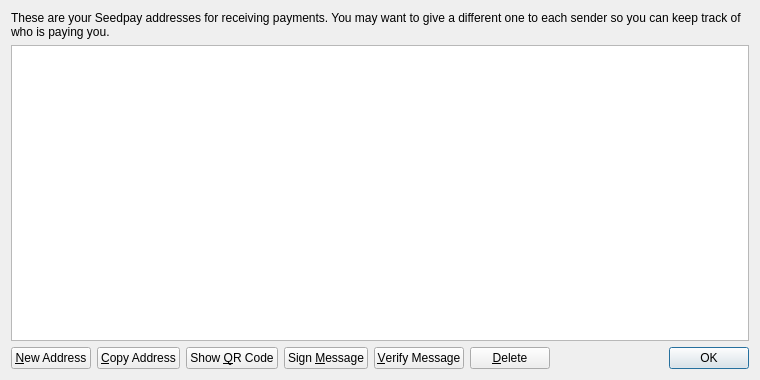
Old version of the form src/qt/forms/addressbookpage.ui in the repository waffle-iron/Seedpay.
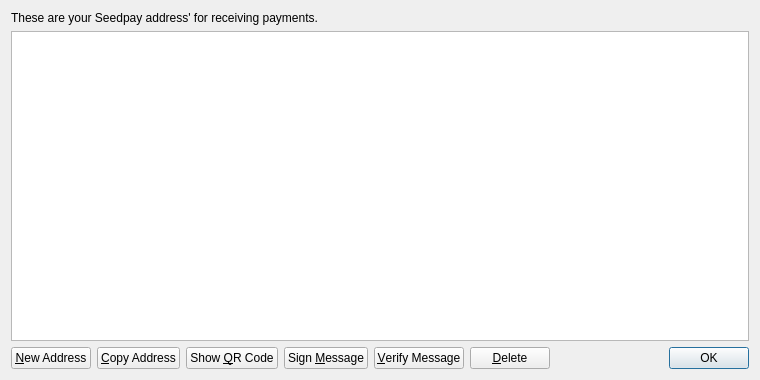
New version of the form. Icons and pictures are not drawn.

What changed in the file:
```diff
--- a/src/qt/forms/addressbookpage.ui
+++ b/src/qt/forms/addressbookpage.ui
@@ -17,7 +17,7 @@
    <item>
     <widget class="QLabel" name="labelExplanation">
      <property name="text">
-      <string>These are your Seedpay addresses for receiving payments. You may want to give a different one to each sender so you can keep track of who is paying you.</string>
+      <string>These are your Seedpay address' for receiving payments.</string>
      </property>
      <property name="textFormat">
       <enum>Qt::PlainText</enum>
```
